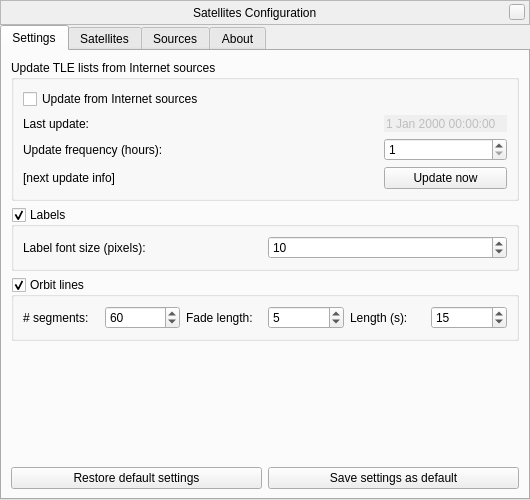
The window that plugins/Satellites/src/gui/satellitesDialog.ui (519984307/stellarium_src) describes before a commit, drawn with Qt 5.
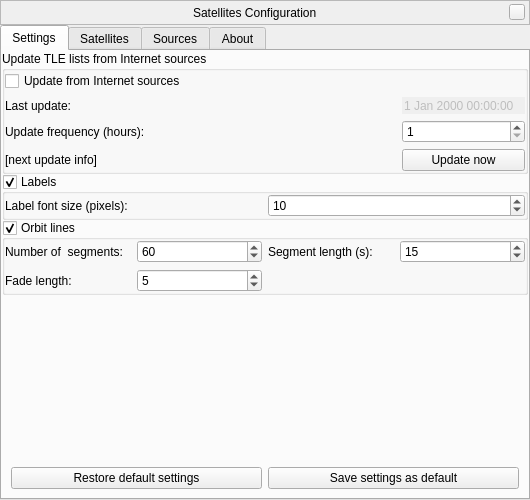
The same window after the commit. Icons and pictures are not drawn. Custom widgets are drawn as their Qt base class.

Commit message: Satellites window GUI tweaks: saving space, clearer control labels

What changed in the file:
```diff
--- a/plugins/Satellites/src/gui/satellitesDialog.ui
+++ b/plugins/Satellites/src/gui/satellitesDialog.ui
@@ -129,7 +129,13 @@
       <attribute name="title">
        <string>Settings</string>
       </attribute>
-      <layout class="QVBoxLayout" name="verticalLayout_3">
+      <layout class="QVBoxLayout" name="verticalLayoutSettungsTab">
+       <property name="spacing">
+        <number>0</number>
+       </property>
+       <property name="margin">
+        <number>0</number>
+       </property>
        <item>
         <widget class="QGroupBox" name="updatesGroup">
          <property name="title">
@@ -142,6 +148,9 @@
           <bool>false</bool>
          </property>
          <layout class="QVBoxLayout" name="verticalLayout_12">
+          <property name="margin">
+           <number>0</number>
+          </property>
           <item>
            <widget class="QCheckBox" name="internetUpdatesCheckbox">
             <property name="text">
@@ -234,17 +243,18 @@
          <property name="checkable">
           <bool>true</bool>
          </property>
-         <layout class="QVBoxLayout" name="verticalLayout_13">
-          <item>
            <layout class="QGridLayout" name="gridLayout_2">
-            <item row="2" column="0">
+          <property name="margin">
+           <number>0</number>
+          </property>
+          <item row="0" column="0">
              <widget class="QLabel" name="label_10">
               <property name="text">
                <string>Label font size (pixels):</string>
               </property>
              </widget>
             </item>
-            <item row="2" column="1">
+          <item row="0" column="1">
              <widget class="QSpinBox" name="fontSizeSpinBox">
               <property name="sizePolicy">
                <sizepolicy hsizetype="Minimum" vsizetype="Fixed">
@@ -264,8 +274,6 @@
              </widget>
             </item>
            </layout>
-          </item>
-         </layout>
         </widget>
        </item>
        <item>
@@ -279,18 +287,21 @@
          <property name="checkable">
           <bool>true</bool>
          </property>
-         <layout class="QHBoxLayout" name="horizontalLayout_6">
-          <item>
+         <layout class="QGridLayout" name="gridLayout_3">
+          <property name="margin">
+           <number>0</number>
+          </property>
+          <item row="0" column="0">
            <widget class="QLabel" name="label_5">
             <property name="toolTip">
              <string>Number of segments used to draw the line</string>
             </property>
             <property name="text">
-             <string># segments:</string>
+             <string>Number of  segments:</string>
             </property>
            </widget>
           </item>
-          <item>
+          <item row="0" column="1">
            <widget class="QSpinBox" name="orbitSegmentsSpin">
             <property name="toolTip">
              <string>Number of segments used to draw the line</string>
@@ -306,40 +317,17 @@
             </property>
            </widget>
           </item>
-          <item>
-           <widget class="QLabel" name="label_6">
-            <property name="toolTip">
-             <string>Number of segments used to draw each end of the line</string>
-            </property>
-            <property name="text">
-             <string>Fade length:</string>
-            </property>
-           </widget>
-          </item>
-          <item>
-           <widget class="QSpinBox" name="orbitFadeSpin">
-            <property name="toolTip">
-             <string>Number of segments used to draw each end of the line</string>
-            </property>
-            <property name="maximum">
-             <number>50</number>
-            </property>
-            <property name="value">
-             <number>5</number>
-            </property>
-           </widget>
-          </item>
-          <item>
+          <item row="0" column="2">
            <widget class="QLabel" name="label_8">
             <property name="toolTip">
              <string>Duration of a single segment in seconds</string>
             </property>
             <property name="text">
-             <string extracomment="TRANSLATORS: = &quot;duration&quot;. 's' means seconds">Length (s):</string>
+             <string extracomment="TRANSLATORS: = &quot;duration&quot;. 's' means seconds">Segment length (s):</string>
             </property>
            </widget>
           </item>
-          <item>
+          <item row="0" column="3">
            <widget class="QSpinBox" name="orbitDurationSpin">
             <property name="toolTip">
              <string>Duration of a single segment in seconds</string>
@@ -355,6 +343,29 @@
             </property>
            </widget>
           </item>
+          <item row="1" column="1">
+           <widget class="QSpinBox" name="orbitFadeSpin">
+            <property name="toolTip">
+             <string>Number of segments used to draw each end of the line</string>
+            </property>
+            <property name="maximum">
+             <number>50</number>
+            </property>
+            <property name="value">
+             <number>5</number>
+            </property>
+           </widget>
+          </item>
+          <item row="1" column="0">
+           <widget class="QLabel" name="label_6">
+            <property name="toolTip">
+             <string>Number of segments used to draw each end of the line</string>
+            </property>
+            <property name="text">
+             <string>Fade length:</string>
+            </property>
+           </widget>
+          </item>
          </layout>
         </widget>
        </item>
@@ -365,14 +376,27 @@
          </property>
          <property name="sizeHint" stdset="0">
           <size>
-           <width>20</width>
-           <height>120</height>
+           <width>0</width>
+           <height>0</height>
           </size>
          </property>
         </spacer>
        </item>
        <item>
+        <widget class="QFrame" name="">
         <layout class="QHBoxLayout" name="horizontalLayout_7">
+          <property name="leftMargin">
+           <number>9</number>
+          </property>
+          <property name="topMargin">
+           <number>0</number>
+          </property>
+          <property name="rightMargin">
+           <number>9</number>
+          </property>
+          <property name="bottomMargin">
+           <number>9</number>
+          </property>
          <item>
           <widget class="QPushButton" name="restoreDefaultsButton">
            <property name="sizePolicy">
@@ -400,6 +424,7 @@
           </widget>
          </item>
         </layout>
+        </widget>
        </item>
       </layout>
      </widget>
```
Left out of the diff: 3 changed lines with no effect on the pictures. Lines whose indentation alone changed are shown as unchanged.
